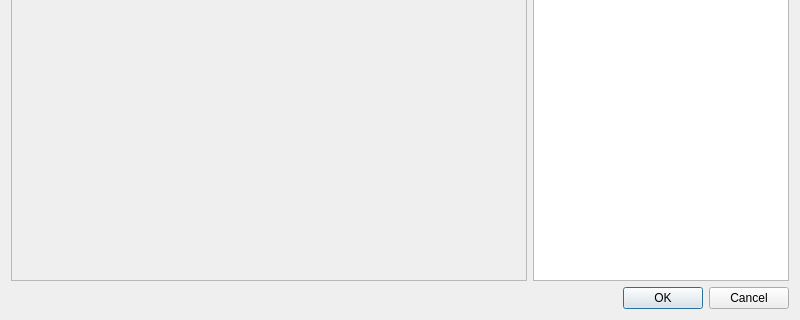
Qt form src/gui/desktop/ui/faces_dialog.ui (Kicer86/photobroom) before a commit; both pictures show x 0 to 800 and y 280 to 600 of the 800 by 600 pixel window.
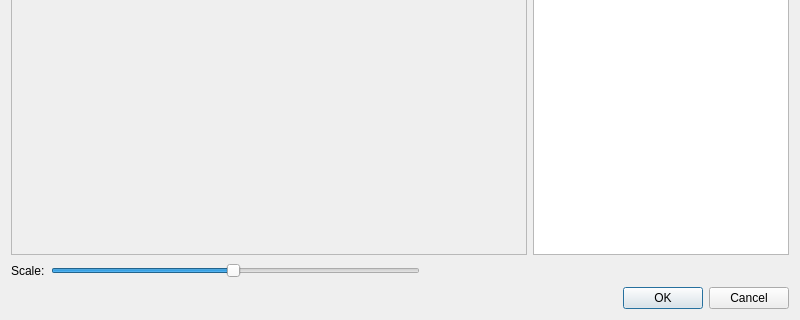
The same form after that commit.

Commit message: add scale slider

The edit to the form file:
```diff
--- a/src/gui/desktop/ui/faces_dialog.ui
+++ b/src/gui/desktop/ui/faces_dialog.ui
@@ -27,7 +27,7 @@
           <x>0</x>
           <y>0</y>
           <width>520</width>
-          <height>540</height>
+          <height>512</height>
          </rect>
         </property>
         <layout class="QVBoxLayout" name="verticalLayout_2">
@@ -59,6 +59,46 @@
      </item>
     </layout>
    </item>
+   <item>
+    <layout class="QHBoxLayout" name="horizontalLayout_2">
+     <item>
+      <widget class="QLabel" name="label">
+       <property name="text">
+        <string>Scale:</string>
+       </property>
+      </widget>
+     </item>
+     <item>
+      <widget class="QSlider" name="scaleSlider">
+       <property name="minimum">
+        <number>1</number>
+       </property>
+       <property name="maximum">
+        <number>100</number>
+       </property>
+       <property name="value">
+        <number>50</number>
+       </property>
+       <property name="orientation">
+        <enum>Qt::Horizontal</enum>
+       </property>
+      </widget>
+     </item>
+     <item>
+      <spacer name="horizontalSpacer">
+       <property name="orientation">
+        <enum>Qt::Horizontal</enum>
+       </property>
+       <property name="sizeHint" stdset="0">
+        <size>
+         <width>40</width>
+         <height>20</height>
+        </size>
+       </property>
+      </spacer>
+     </item>
+    </layout>
+   </item>
    <item>
     <widget class="QDialogButtonBox" name="buttonBox">
      <property name="orientation">
```
